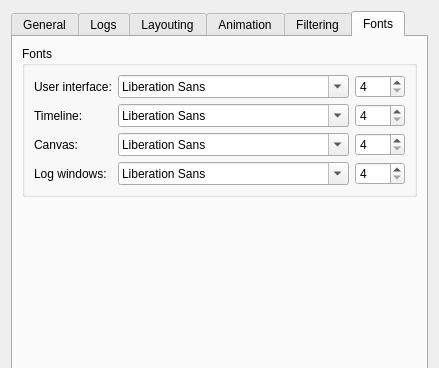
First picture: the form in src/qtenv/preferencesdialog.ui, repository omnetpp/omnetpp, before the edit; both pictures show x 0 to 439 and y 0 to 368 of the 439 by 565 pixel window.
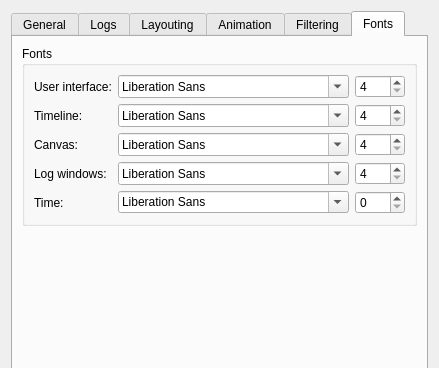
Second picture: the form after the edit.

Commit message:
qtenv: format time display string + add time font to preferences dialog
qtenv: improve layouting of simTimeLabel and eventNumLabel

The edit to the form file:
```diff
--- a/src/qtenv/preferencesdialog.ui
+++ b/src/qtenv/preferencesdialog.ui
@@ -820,7 +820,7 @@
             </property>
            </widget>
           </item>
-          <item row="4" column="1">
+          <item row="5" column="1">
            <spacer name="fontsSpacer">
             <property name="orientation">
              <enum>Qt::Vertical</enum>
@@ -940,6 +940,19 @@
             </property>
            </widget>
           </item>
+          <item row="4" column="1">
+           <widget class="QFontComboBox" name="timeBox"/>
+          </item>
+          <item row="4" column="0">
+           <widget class="QLabel" name="timeText">
+            <property name="text">
+             <string>Time:</string>
+            </property>
+           </widget>
+          </item>
+          <item row="4" column="2">
+           <widget class="QSpinBox" name="timeNumBox"/>
+          </item>
          </layout>
         </widget>
        </item>
```
Left out of the diff: 40 changed lines with no effect on the pictures. The commit also changes 5 other files.
